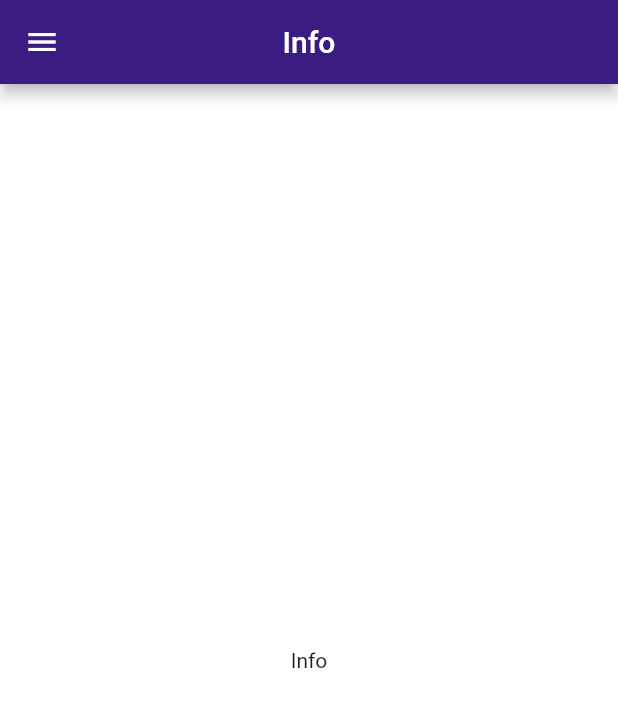
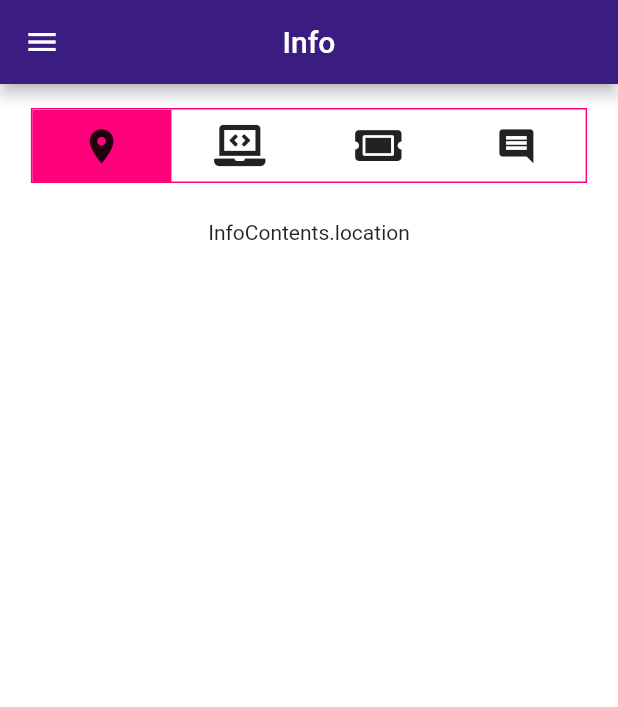
Before and after one commit to gdgradzymin/ngPolandConfNext, a Flutter app: the Info screen opened by its route, on a phone screen of 412 x 824 dp. Shown: the top 707 px of the screen. Run offline on Flutter 3.47's test engine with Material 2 defaults, Android fonts, the phone set to English and light mode, and no system bars; our stand-ins replace font_awesome_flutter, shared_preferences; accounts and stored records are empty; statements that could not run were skipped.

Commit message:
Added navigation

```diff
--- a/lib/screens/info.dart
+++ b/lib/screens/info.dart
@@ -1,7 +1,15 @@
 import 'package:flutter/material.dart';
 import 'package:ng_poland_conf_next/widgets/drawer.dart';
+import 'package:ng_poland_conf_next/widgets/info/navigation.dart';
 
-class Info extends StatelessWidget {
+enum InfoContents {
+  location,
+  workshops,
+  tickets,
+  contact,
+}
+
+class Info extends StatefulWidget {
   static const routeName = '/Info';
 
   final String title;
@@ -9,21 +17,45 @@ class Info extends StatelessWidget {
   Info({Key key, this.title}) : super(key: key);
 
   @override
+  _InfoState createState() => _InfoState();
+}
+
+class _InfoState extends State<Info> {
+  InfoContents _currentContent = InfoContents.location;
+
+  void _changeContent(InfoContents infoContents) {
+    setState(() {
+      _currentContent = infoContents;
+    });
+  }
+
+  @override
   Widget build(BuildContext context) {
     return Scaffold(
       appBar: AppBar(
-        title: Text(title),
+        title: Text(widget.title),
         centerTitle: true,
       ),
       drawer: DrawerNg(),
-      body: Center(
-        child: Column(
-          mainAxisAlignment: MainAxisAlignment.center,
-          children: <Widget>[
-            Text(
-              'Info',
-            ),
-          ],
+      body: SingleChildScrollView(
+        clipBehavior: Clip.none,
+        child: Padding(
+          padding: const EdgeInsets.all(16.0),
+          child: Column(
+            mainAxisAlignment: MainAxisAlignment.start,
+            children: <Widget>[
+              InfoNavigation(
+                currentContent: _currentContent,
+                changeContent: _changeContent,
+              ),
+              SizedBox(
+                height: MediaQuery.of(context).size.height * 0.03,
+              ),
+              Text(
+                _currentContent.toString(),
+              ),
+            ],
+          ),
         ),
       ),
     );
--- /dev/null
+++ b/lib/widgets/info/navigation.dart
@@ -0,0 +1,108 @@
+import 'package:flutter/material.dart';
+import 'package:font_awesome_flutter/font_awesome_flutter.dart';
+import 'package:ng_poland_conf_next/screens/info.dart';
+
+class InfoNavigation extends StatelessWidget {
+  final InfoContents currentContent;
+  final Function changeContent;
+
+  InfoNavigation({
+    this.currentContent,
+    this.changeContent,
+  });
+
+  @override
+  Widget build(BuildContext context) {
+    return Center(
+      child: Container(
+        decoration: BoxDecoration(
+          border: Border.all(color: Theme.of(context).accentColor),
+        ),
+        height: 50,
+        width: MediaQuery.of(context).size.width * 0.9,
+        child: Stack(
+          children: [
+            AnimatedPositioned(
+              duration: Duration(milliseconds: 1000),
+              curve: Curves.easeInOutBack,
+              left: MediaQuery.of(context).size.width *
+                  0.225 *
+                  currentContent.index,
+              child: Container(
+                width: MediaQuery.of(context).size.width * 0.225,
+                height: 50,
+                color: Theme.of(context).accentColor,
+              ),
+            ),
+            Positioned(
+              child: Row(
+                children: [
+                  Flexible(
+                    fit: FlexFit.tight,
+                    child: InkWell(
+                      onTap: () {
+                        changeContent(InfoContents.location);
+                      },
+                      child: Container(
+                        height: double.infinity,
+                        child: Icon(
+                          Icons.location_on,
+                          size: 27.5,
+                        ),
+                      ),
+                    ),
+                  ),
+                  Flexible(
+                    fit: FlexFit.tight,
+                    child: InkWell(
+                      onTap: () {
+                        changeContent(InfoContents.workshops);
+                      },
+                      child: Container(
+                        height: double.infinity,
+                        child: Icon(
+                          FontAwesomeIcons.laptopCode,
+                          size: 27.5,
+                        ),
+                      ),
+                    ),
+                  ),
+                  Flexible(
+                    fit: FlexFit.tight,
+                    child: InkWell(
+                      onTap: () {
+                        changeContent(InfoContents.tickets);
+                      },
+                      child: Container(
+                        height: double.infinity,
+                        child: Icon(
+                          FontAwesomeIcons.ticketAlt,
+                          size: 27.5,
+                        ),
+                      ),
+                    ),
+                  ),
+                  Flexible(
+                    fit: FlexFit.tight,
+                    child: InkWell(
+                      onTap: () {
+                        changeContent(InfoContents.contact);
+                      },
+                      child: Container(
+                        height: double.infinity,
+                        child: Icon(
+                          Icons.comment,
+                          size: 27.5,
+                        ),
+                      ),
+                    ),
+                  ),
+                ],
+              ),
+            ),
+          ],
+        ),
+      ),
+    );
+  }
+}
```
